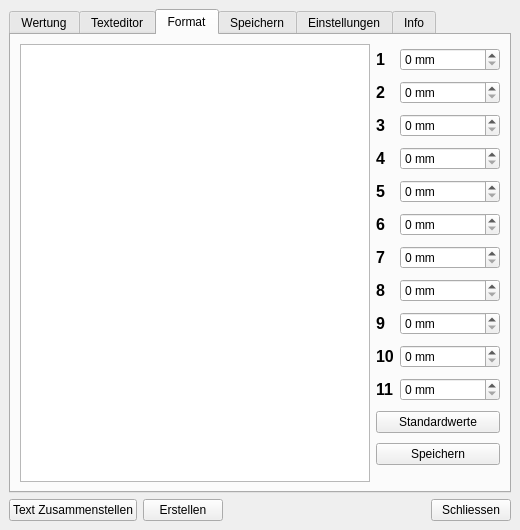
Before: the Qt Designer form mainwindow.ui in str4el/grading, drawn with Qt 5.
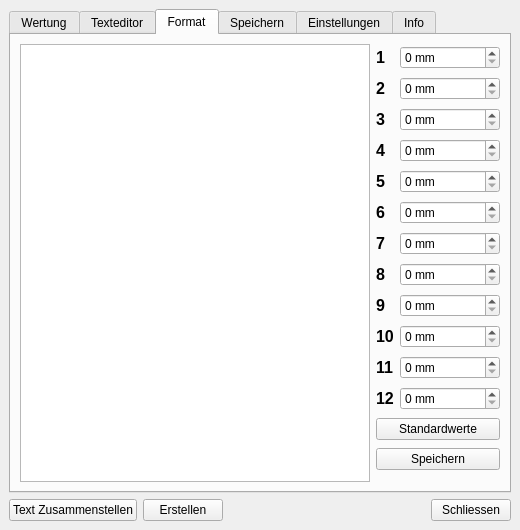
After: the same form once the commit is applied. The open tabs and pages were chosen to show the change.

Patch:
```diff
--- a/mainwindow.ui
+++ b/mainwindow.ui
@@ -1323,20 +1323,53 @@
             </property>
            </widget>
           </item>
-          <item row="11" column="0" colspan="2">
+          <item row="12" column="0" colspan="2">
            <widget class="QPushButton" name="layoutDefaultsButton">
             <property name="text">
              <string>Standardwerte</string>
             </property>
            </widget>
           </item>
-          <item row="12" column="0" colspan="2">
+          <item row="13" column="0" colspan="2">
            <widget class="QPushButton" name="layoutSaveButton">
             <property name="text">
              <string>Speichern</string>
             </property>
            </widget>
           </item>
+          <item row="11" column="1">
+           <widget class="QSpinBox" name="layoutWidthSpinBox">
+            <property name="toolTip">
+             <string>Die nutzbare Breite</string>
+            </property>
+            <property name="suffix">
+             <string> mm</string>
+            </property>
+            <property name="maximum">
+             <number>300</number>
+            </property>
+           </widget>
+          </item>
+          <item row="11" column="0">
+           <widget class="QLabel" name="label50">
+            <property name="font">
+             <font>
+              <pointsize>12</pointsize>
+              <weight>75</weight>
+              <bold>true</bold>
+             </font>
+            </property>
+            <property name="layoutDirection">
+             <enum>Qt::RightToLeft</enum>
+            </property>
+            <property name="text">
+             <string>12</string>
+            </property>
+            <property name="buddy">
+             <cstring>layoutWidthSpinBox</cstring>
+            </property>
+           </widget>
+          </item>
          </layout>
         </item>
        </layout>
```
Left out of the diff: 11 changed lines with no effect on the pictures.
